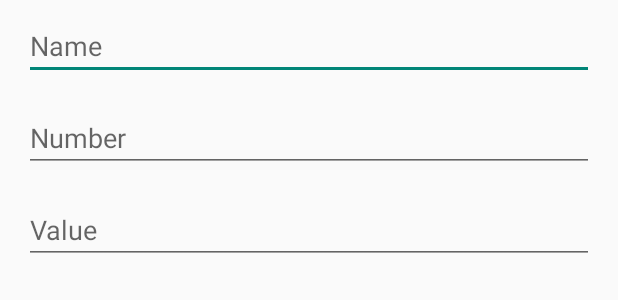
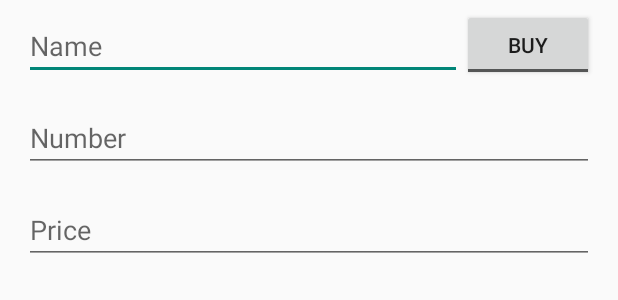
Before and after one commit to barsimark/MyPortfolio, an Android app: the layout fragment_additem.xml on its own in the app's theme, with its tools: preview values and no code run, on a phone screen of 412 x 824 dp. Shown: the top 300 px of the screen. Run offline under Robolectric (Android 15) with nearby library versions, the phone set to English and light mode, and no system bars.

Commit message:
sell, merge transactions of same stock to one item

```diff
--- a/app/src/main/java/myapps/myportfolio/database/MyDatabase.kt
+++ b/app/src/main/java/myapps/myportfolio/database/MyDatabase.kt
@@ -6,7 +6,7 @@ import androidx.room.Room
 import androidx.room.RoomDatabase
 import myapps.myportfolio.data.Share
 
-@Database(entities = [Share::class], version = 2)
+@Database(entities = [Share::class], version = 3)
 abstract class MyDatabase : RoomDatabase() {
     abstract fun assetDao(): AssetDao
 
--- a/app/src/main/res/layout/activity_main.xml
+++ b/app/src/main/res/layout/activity_main.xml
@@ -42,7 +42,7 @@
             android:layout_width="wrap_content"
             android:layout_height="wrap_content"
             app:fab_orientation="portrait"
-            app:label_text="Add stock"
+            app:label_text="Stock"
             app:fab_icon="@drawable/ic_stock"/>
 
     </com.nambimobile.widgets.efab.ExpandableFabLayout>
--- a/app/src/main/res/layout/fragment_additem.xml
+++ b/app/src/main/res/layout/fragment_additem.xml
@@ -12,13 +12,23 @@
         android:layout_height="wrap_content"
         android:layout_marginStart="16dp"
         android:layout_marginTop="8dp"
-        android:layout_marginEnd="16dp"
         android:autofillHints="Name"
         android:hint="@string/name"
         android:inputType="text"
+        app:layout_constraintEnd_toStartOf="@+id/tgbtnBuySell"
+        app:layout_constraintStart_toStartOf="parent"
+        app:layout_constraintTop_toTopOf="parent" />
+
+    <ToggleButton
+        android:id="@+id/tgbtnBuySell"
+        android:layout_width="wrap_content"
+        android:layout_height="wrap_content"
+        android:layout_marginTop="6dp"
+        android:layout_marginEnd="16dp"
+        android:textOff="@string/buy"
+        android:textOn="@string/sell"
         app:layout_constraintEnd_toEndOf="parent"
-        app:layout_constraintStart_toStartOf="parent"
-        app:layout_constraintTop_toTopOf="parent"/>
+        app:layout_constraintTop_toTopOf="parent" />
 
     <EditText
         android:id="@+id/etAssetNumber"
@@ -36,14 +46,14 @@
         android:inputType="numberDecimal"/>
 
     <EditText
-        android:id="@+id/etAssetValue"
+        android:id="@+id/etAssetPrice"
         android:layout_width="match_parent"
         android:layout_height="wrap_content"
         android:layout_marginStart="16dp"
         android:layout_marginTop="16dp"
         android:layout_marginEnd="16dp"
         android:autofillHints="Value"
-        android:hint="@string/value"
+        android:hint="@string/price"
         app:layout_constraintEnd_toEndOf="parent"
         app:layout_constraintStart_toStartOf="parent"
         app:layout_constraintTop_toBottomOf="@+id/etAssetNumber"
--- a/app/src/main/res/values/strings.xml
+++ b/app/src/main/res/values/strings.xml
@@ -10,4 +10,6 @@
     <string name="value">Value</string>
     <string name="price">Price</string>
     <string name="free_cash">Free Cash</string>
+    <string name="buy">Buy</string>
+    <string name="sell">Sell</string>
 </resources>
```
Also changed, not shown: app/src/main/java/myapps/myportfolio/MainActivity.kt (+24 -4 lines), app/src/main/java/myapps/myportfolio/adapter/AssetsRecyclerAdapter.kt (+4 -3 lines), app/src/main/java/myapps/myportfolio/data/DataManager.kt (+27 -0 lines), app/src/main/java/myapps/myportfolio/data/Share.kt (+4 -4 lines), app/src/main/java/myapps/myportfolio/database/AssetDao.kt (+4 -4 lines), app/src/main/java/myapps/myportfolio/fragments/AdditemFragment.kt (+23 -22 lines), app/src/main/java/myapps/myportfolio/fragments/SummaryFragment.kt (+7 -4 lines).
